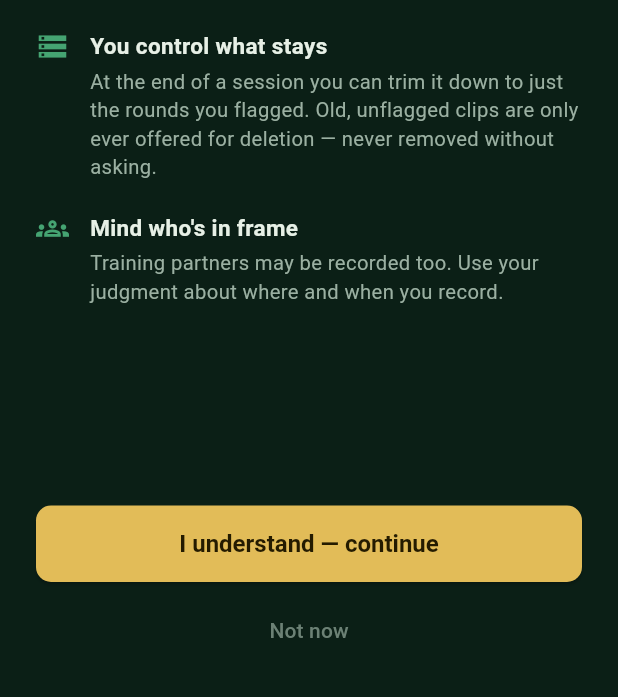
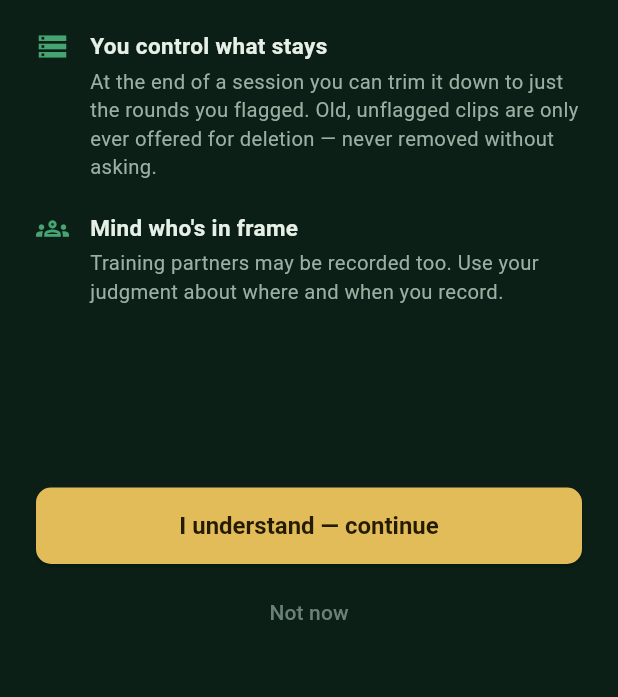
Before and after one commit to Nayneessh/Mettle-Ranger, a Flutter app: the ConsentScreen screen opened directly, on a phone screen of 412 x 824 dp, the part 522-1219 px from its top. Run offline on Flutter 3.47's test engine with Material 3 defaults, Android fonts, the phone set to English and light mode, and no system bars; our stand-ins replace drift, drift_flutter, fl_chart, flutter_riverpod, google_mobile_ads, supabase_flutter and 1 more; missing offline and left inert: purchases_flutter; accounts and stored records are empty; generated files the repository leaves out were written again.

Commit message:
Guarantee bottom clearance from system nav on primary CTAs
Setup's Begin, Recap's Save, Consent's accept/decline, and Player's
MARK were already inside SafeArea, but SafeArea alone trusts whatever
inset the system reports — some OEM gesture-nav bars under-report
their own height. Give each a minimum bottom clearance on top of
whatever SafeArea adds, so the button never sits flush against the
nav bar regardless of what the device claims.

Co-Authored-By: Claude Sonnet 5 <noreply@anthropic.com>
Claude-Session: https://claude.ai/code/session_014cvHfn3eDU2MnyFF3WFTzJ

```diff
--- a/lib/screens/consent/consent_screen.dart
+++ b/lib/screens/consent/consent_screen.dart
@@ -21,6 +21,7 @@ class ConsentScreen extends ConsumerWidget {
       child: Scaffold(
         backgroundColor: AppColors.background,
         body: SafeArea(
+          minimum: const EdgeInsets.only(bottom: 12),
           child: Padding(
             padding: const EdgeInsets.fromLTRB(24, 24, 24, 32),
             child: Column(
--- a/lib/screens/player/player_screen.dart
+++ b/lib/screens/player/player_screen.dart
@@ -113,6 +113,9 @@ class _PlayerScreenState extends ConsumerState<PlayerScreen> {
       child: Scaffold(
         backgroundColor: AppColors.background,
         body: SafeArea(
+          // MARK is tapped mid-round with one thumb — give it more real
+          // clearance from the system nav than the other screens' CTAs.
+          minimum: const EdgeInsets.only(bottom: 16),
           child: Padding(
             padding: const EdgeInsets.fromLTRB(20, 12, 20, 20),
             child: Column(
--- a/lib/screens/recap/recap_screen.dart
+++ b/lib/screens/recap/recap_screen.dart
@@ -104,6 +104,7 @@ class _RecapScreenState extends ConsumerState<RecapScreen> {
       backgroundColor: AppColors.background,
       appBar: AppBar(title: const Text('Recap')),
       body: SafeArea(
+        minimum: const EdgeInsets.only(bottom: 12),
         child: ListView(
           padding: const EdgeInsets.fromLTRB(20, 8, 20, 24),
           children: [
--- a/lib/screens/setup/setup_screen.dart
+++ b/lib/screens/setup/setup_screen.dart
@@ -110,6 +110,10 @@ class _SetupScreenState extends ConsumerState<SetupScreen> {
       backgroundColor: AppColors.background,
       appBar: AppBar(title: const Text('Session Setup')),
       body: SafeArea(
+        // A minimum, not just whatever the system reports — some OEM
+        // gesture-nav bars under-report their own height, so Begin sat
+        // right under the nav pill on those devices even with SafeArea.
+        minimum: const EdgeInsets.only(bottom: 12),
         child: ListView(
           padding: const EdgeInsets.fromLTRB(20, 8, 20, 24),
           children: [
```
